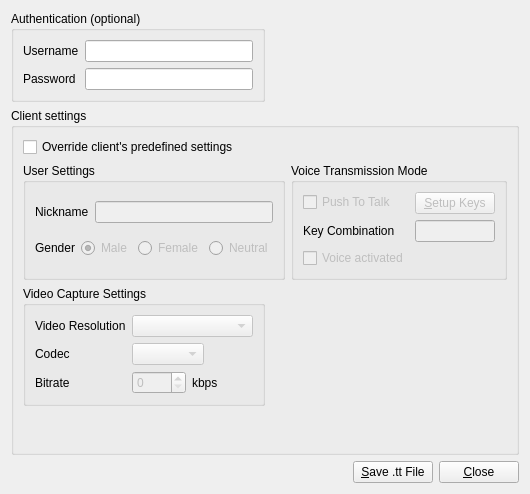
Old version of the form Client/qtTeamTalk/generatettfile.ui in the repository BearWare/TeamTalk5.
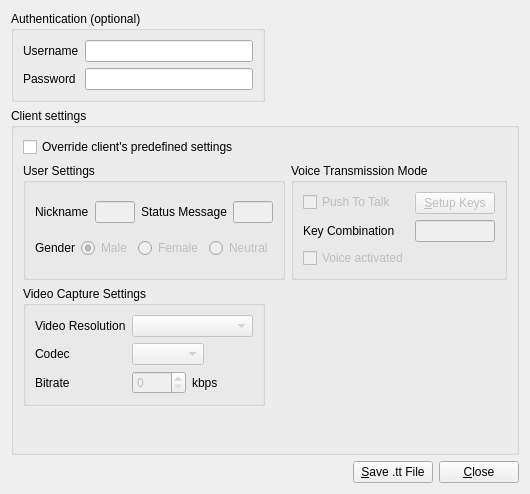
New version of the form.

Commit message:
Ability to set status message for each server (#2711)
* Ability to set status message for each server

* Place status message controls above inactive status message controls

* Lower case "Status message"

* Update changelog

---------

What changed in the file:
```diff
--- a/Client/qtTeamTalk/generatettfile.ui
+++ b/Client/qtTeamTalk/generatettfile.ui
@@ -113,6 +113,23 @@
                </property>
               </widget>
              </item>
+             <item>
+              <widget class="QLabel" name="statusmsgLabel">
+               <property name="text">
+                <string>Status Message</string>
+               </property>
+               <property name="buddy">
+                <cstring>statusmsgEdit</cstring>
+               </property>
+              </widget>
+             </item>
+             <item>
+              <widget class="QLineEdit" name="statusmsgEdit">
+               <property name="enabled">
+                <bool>false</bool>
+               </property>
+              </widget>
+             </item>
             </layout>
            </item>
            <item>
```
The commit also changes 14 other files.
